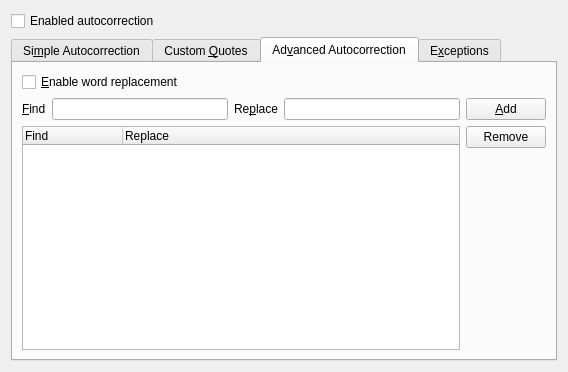
Qt form messagecomposer/autocorrection/kmcomposerautocorrectionwidget.ui (chusopr/kdepim-ktimetracker-akonadi) before a commit.
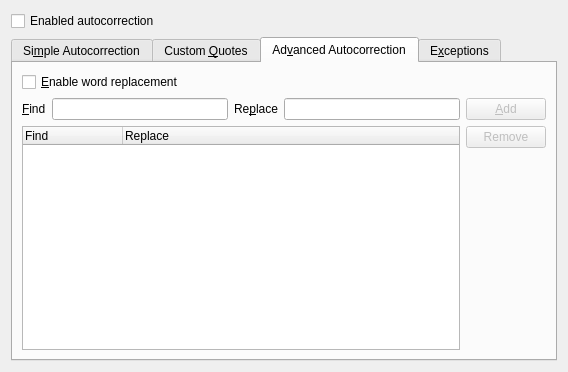
The same form after that commit. The open tabs and pages were chosen to show the change. Custom widgets are drawn as their Qt base class.

Commit message: Fix enable/disable actions

The edit to the form file:
```diff
--- a/messagecomposer/autocorrection/kmcomposerautocorrectionwidget.ui
+++ b/messagecomposer/autocorrection/kmcomposerautocorrectionwidget.ui
@@ -247,6 +247,9 @@
         <layout class="QVBoxLayout" name="_11">
          <item>
           <widget class="QPushButton" name="addButton">
+           <property name="enabled">
+            <bool>false</bool>
+           </property>
            <property name="text">
             <string>&amp;Add</string>
            </property>
@@ -254,6 +257,9 @@
          </item>
          <item>
           <widget class="QPushButton" name="removeButton">
+           <property name="enabled">
+            <bool>false</bool>
+           </property>
            <property name="text">
             <string>Remove</string>
            </property>
```
The commit also changes 1 other file.
